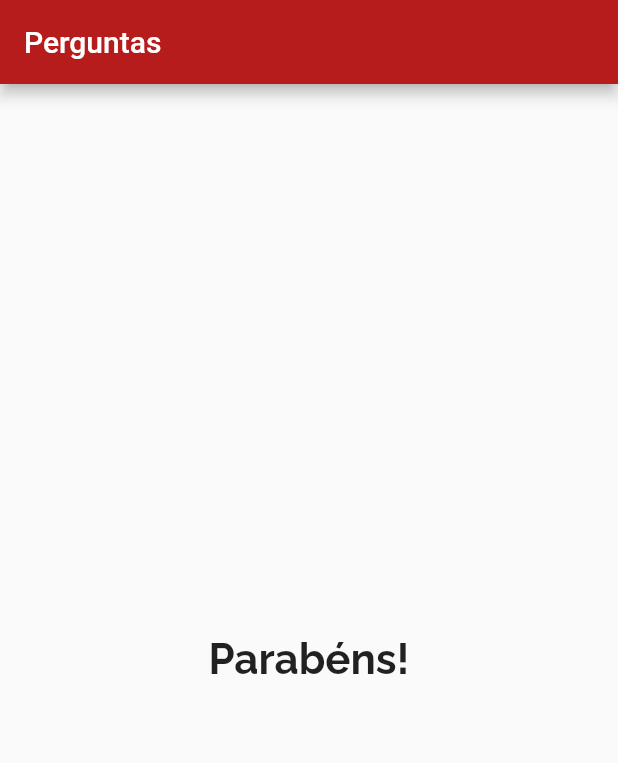
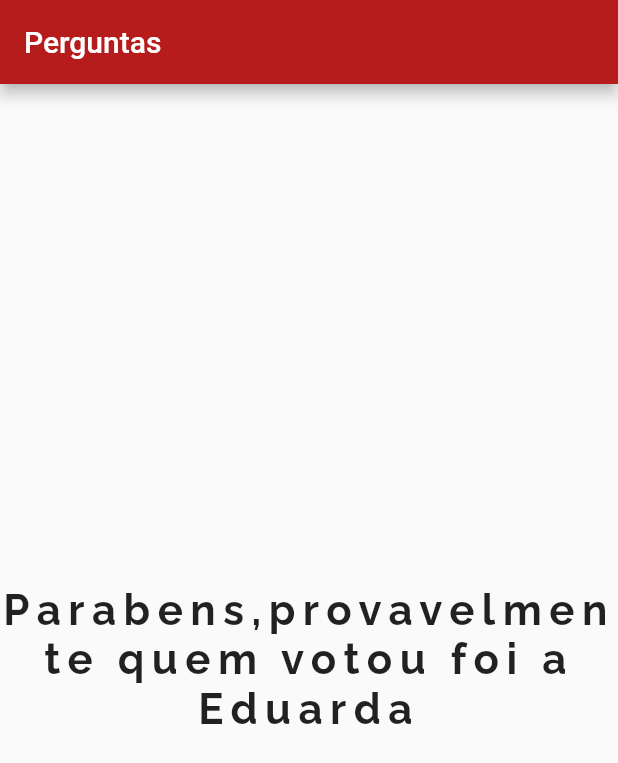
Before and after one commit to VitorL02/Perguntas_Resposta_Flutter, a Flutter app: the screen it shows after launch, after a tap on "Roxo", after a tap on "Gato", after a tap on "Rigel", on a phone screen of 412 x 824 dp. Shown: the top 763 px of the screen. Run offline on Flutter 3.47's test engine with Material 2 defaults, Android fonts, the phone set to English and light mode, and no system bars.

Commit message:
Finalizei o resultado personalizado,e modificações no texto mostrado

```diff
--- a/lib/Final.dart
+++ b/lib/Final.dart
@@ -1,13 +1,29 @@
+import 'package:flutter/cupertino.dart';
 import 'package:flutter/material.dart';
 
 class Final extends StatelessWidget {
-  final String textoFinalizacao;
-  Final(this.textoFinalizacao);
+  final int nota;
+  String get textoFinalizacao {
+    if (nota < 10) {
+      return 'Parabens,provavelmente quem votou foi o Vitor';
+    } else if (nota < 20) {
+      return 'Parabens,provavelmente quem votou foi a Eduarda';
+    } else if (nota < 30) {
+      return 'Parabens,provavelmente quem votou foi o Eduardo';
+    } else if (nota <= 40) {
+      return 'Parabens,provavelmente quem votou foi o Monique';
+    }
+  }
+
+  Final(this.nota);
+
   @override
   Widget build(BuildContext context) {
     return Center(
       child: Text(textoFinalizacao,
+          textAlign: TextAlign.center,
           style: TextStyle(
+            letterSpacing: 5,
             fontSize: 28,
             fontFamily: 'Raleway',
             fontWeight: FontWeight.bold,
--- a/lib/main.dart
+++ b/lib/main.dart
@@ -65,7 +65,7 @@ class _PerguntaAppState extends State<PerguntaApp> {
               perguntaSelecionada: _perguntaSelecionada,
               quandoResponder: _responder,
             )
-          : Final('Parabéns!'),
+          : Final(_notaTotal),
     ));
   }
 }
```
